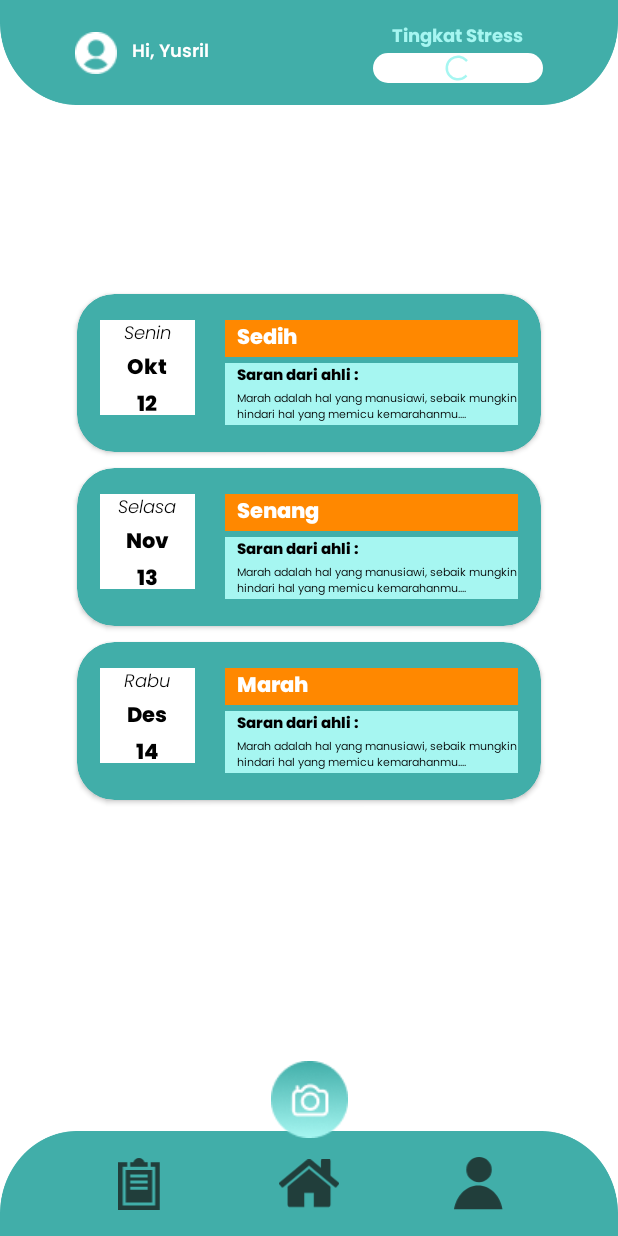
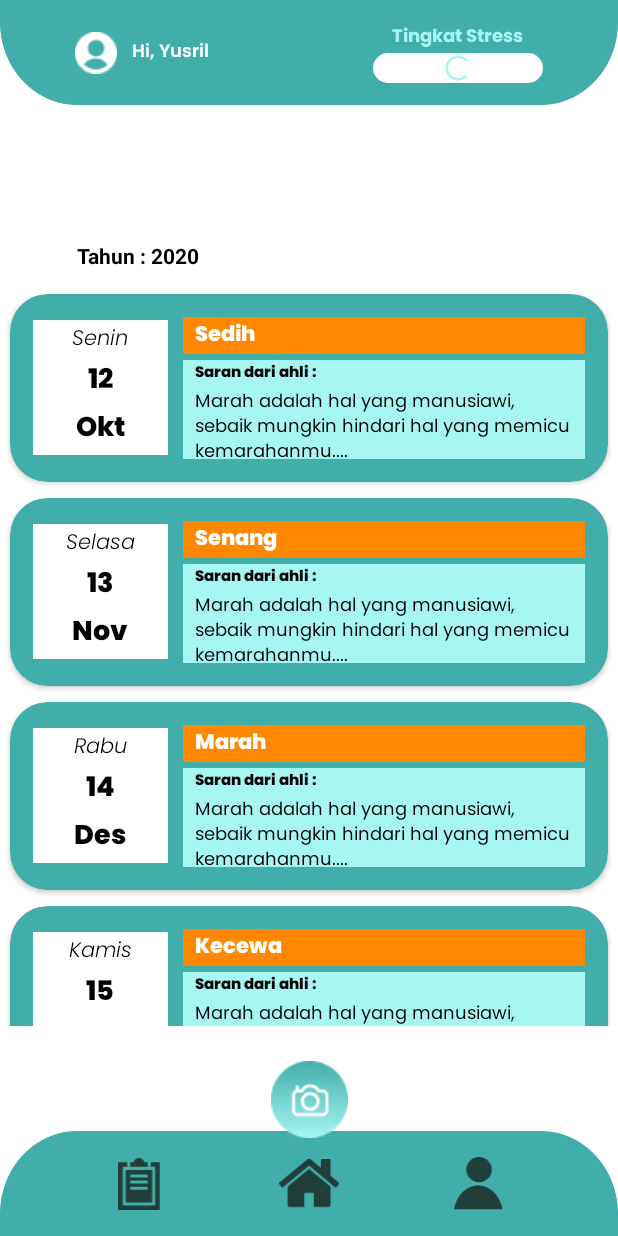
Before and after one commit to myusrilh/mobile-3d-23, an Android app: the MedicalReportFragment screen opened through its navigation route, on a phone screen of 412 x 824 dp. Run offline under Robolectric (Android 15) with nearby library versions, the phone set to English and light mode, and no system bars; our stand-ins replace data binding.

Commit message:
update emotion detector for therapy

```diff
--- a/src/00_emotion_detector_for_therapy/EmotionDetectorForTherapy/app/src/main/java/com/example/emotiondetectorfortherapy/adapter/MedicalReportAdapter.java
+++ b/src/00_emotion_detector_for_therapy/EmotionDetectorForTherapy/app/src/main/java/com/example/emotiondetectorfortherapy/adapter/MedicalReportAdapter.java
@@ -41,8 +41,8 @@ public class MedicalReportAdapter extends RecyclerView.Adapter {
 
             tvHasil = (TextView) itemView.findViewById(R.id.hasil_medical_report);
             tvHari = (TextView) itemView.findViewById(R.id.hari_medical_report);
-            tvBulan = (TextView) itemView.findViewById(R.id.tanggal_medical_report);
-            tvTanggal = (TextView) itemView.findViewById(R.id.bulan_medical_report);
+            tvBulan = (TextView) itemView.findViewById(R.id.bulan_medical_report);
+            tvTanggal = (TextView) itemView.findViewById(R.id.tanggal_medical_report);
 
 
         }
--- a/src/00_emotion_detector_for_therapy/EmotionDetectorForTherapy/app/src/main/res/layout/card_view_list_medical.xml
+++ b/src/00_emotion_detector_for_therapy/EmotionDetectorForTherapy/app/src/main/res/layout/card_view_list_medical.xml
@@ -4,7 +4,7 @@
     xmlns:card_view = "http://schemas.android.com/apk/res-auto"
     android:id="@+id/cardview_medical_report"
     android:layout_width="match_parent"
-    android:layout_height="105dp"
+    android:layout_height="125dp"
     android:layout_margin="5dp"
     android:layout_gravity="center_horizontal"
     card_view:cardBackgroundColor="@color/colorPrimary"
@@ -21,19 +21,20 @@
 
         <LinearLayout
             android:orientation="vertical"
-            android:layout_width="63dp"
-            android:layout_height="63dp"
-            android:layout_marginEnd="20dp"
-            android:layout_marginRight="20dp"
+            android:layout_width="90dp"
+            android:layout_height="90dp"
+            android:layout_marginEnd="10dp"
+            android:layout_marginRight="10dp"
             android:background="@android:color/white"
-            android:gravity="center">
+            android:gravity="center"
+            android:layout_gravity="center_vertical">
 
             <TextView
                 android:id="@+id/hari_medical_report"
                 android:layout_width="wrap_content"
                 android:layout_height="wrap_content"
                 android:text="Sabtu"
-                android:textSize="12sp"
+                android:textSize="14sp"
                 android:textColor="@android:color/black"
                 android:fontFamily="@font/poppins_light_italic"/>
 
@@ -42,7 +43,7 @@
                 android:layout_width="wrap_content"
                 android:layout_height="wrap_content"
                 android:text="12"
-                android:textSize="14sp"
+                android:textSize="18sp"
                 android:fontFamily="@font/poppins_extra_bold"
                 android:textColor="@android:color/black"/>
 
@@ -52,7 +53,7 @@
                 android:layout_height="wrap_content"
                 android:text="Sept"
                 android:fontFamily="@font/poppins_extra_bold"
-                android:textSize="14sp"
+                android:textSize="18sp"
                 android:textColor="@android:color/black"/>
 
         </LinearLayout>
@@ -95,7 +96,7 @@
                     android:id="@+id/deskripsi_saran_ahli_medical_report"
                     android:layout_width="wrap_content"
                     android:layout_height="wrap_content"
-                    android:textSize="7sp"
+                    android:textSize="12sp"
                     android:text="Marah adalah hal yang manusiawi, sebaik mungkin hindari hal yang memicu kemarahanmu...."
                     android:fontFamily="@font/poppins_regular"
                     android:textColor="@android:color/black"/>
--- a/src/00_emotion_detector_for_therapy/EmotionDetectorForTherapy/app/src/main/res/layout/fragment_medical_report.xml
+++ b/src/00_emotion_detector_for_therapy/EmotionDetectorForTherapy/app/src/main/res/layout/fragment_medical_report.xml
@@ -1,5 +1,6 @@
 <?xml version="1.0" encoding="utf-8"?>
-<FrameLayout xmlns:android="http://schemas.android.com/apk/res/android"
+<FrameLayout
+    xmlns:android="http://schemas.android.com/apk/res/android"
     xmlns:tools="http://schemas.android.com/tools"
     android:layout_width="match_parent"
     android:layout_height="match_parent"
@@ -10,13 +11,17 @@
         <TextView
             android:layout_width="wrap_content"
             android:layout_height="wrap_content"
+            android:layout_marginTop="20dp"
+            android:layout_marginLeft="50dp"
+            android:layout_marginStart="50dp"
             android:text="Tahun : 2020"
-            android:layout_marginBottom="20dp"/>
+            android:textColor="#000"
+            android:textStyle="bold" />
 
         <androidx.recyclerview.widget.RecyclerView
             android:id="@+id/recycler_view_medical_report"
             android:layout_marginTop="50dp"
-            android:layout_width="320dp"
+            android:layout_width="match_parent"
             android:layout_height="match_parent"
             android:layout_gravity="center_horizontal"/>
 
```
Also changed, not shown: src/00_emotion_detector_for_therapy/EmotionDetectorForTherapy/app/src/main/java/com/example/emotiondetectorfortherapy/MainActivity.java (+17 -7 lines), src/00_emotion_detector_for_therapy/EmotionDetectorForTherapy/app/src/main/java/com/example/emotiondetectorfortherapy/model/MedicalReportData.java (+4 -4 lines).
